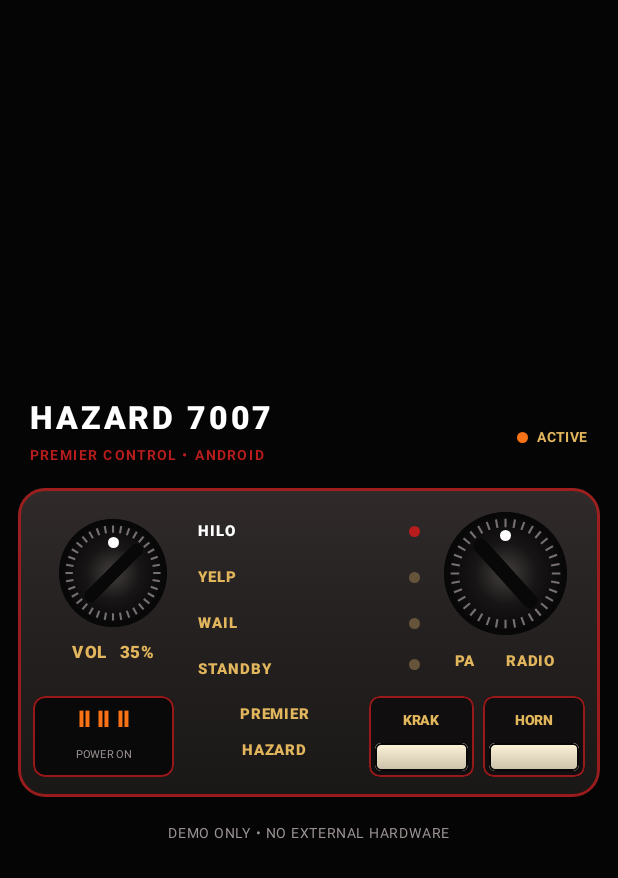
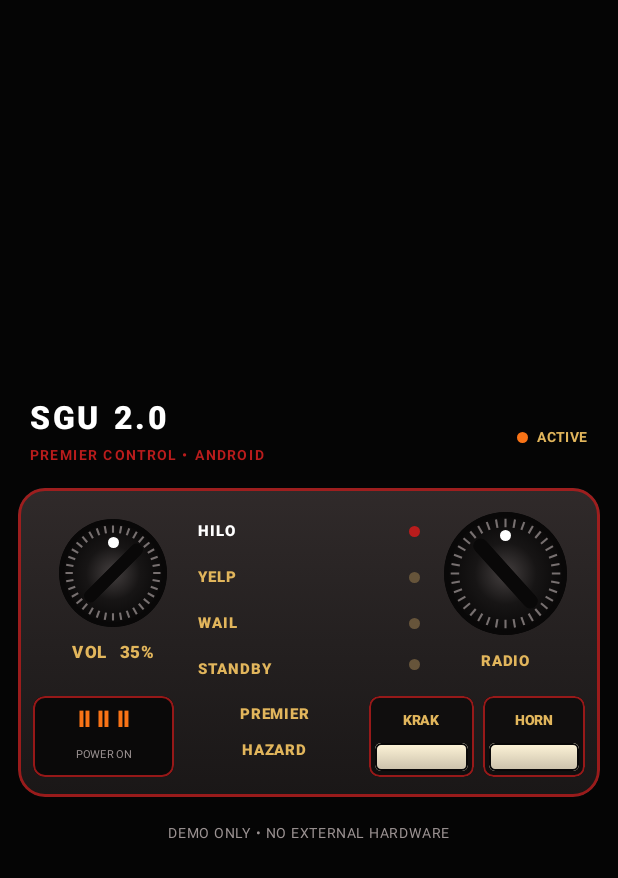
Before and after one commit to azelow09876543219-alt/sgu, an Android app built with Jetpack Compose: the screen it shows after launch (MainActivity), after a tap on "HILO", on a phone screen of 412 x 824 dp. Shown: the top 878 px of the screen. Run offline under Robolectric (Android 15) with nearby library versions, the phone set to English and light mode, and no system bars.

Commit message:
Separate SGU audio controls and wire radio playback

```diff
--- a/app/src/main/java/com/example/hazard7007/MainActivity.kt
+++ b/app/src/main/java/com/example/hazard7007/MainActivity.kt
@@ -61,7 +61,7 @@ class MainActivity : ComponentActivity() {
             "YELP" -> R.raw.yelp
             "WAIL" -> R.raw.wail
             "HORN" -> R.raw.horn
-            "PA", "MAN", "KRAK" -> R.raw.pa
+            "KRAK" -> resources.getIdentifier("krak", "raw", packageName).takeIf { it != 0 } ?: return
             "RADIO" -> R.raw.radio
             else -> return
         }
@@ -98,7 +98,6 @@ fun HazardApp(onDemoTone: (String) -> Unit, onStop: () -> Unit, onVolumeChanged:
     var power by remember { mutableStateOf(true) }
     var manual by remember { mutableStateOf(false) }
     var radio by remember { mutableStateOf(false) }
-    var pa by remember { mutableStateOf(false) }
     val running = power && selected != "STANDBY"
 
     MaterialTheme(colorScheme = darkColorScheme(
@@ -118,7 +117,7 @@ fun HazardApp(onDemoTone: (String) -> Unit, onStop: () -> Unit, onVolumeChanged:
                     verticalAlignment = Alignment.CenterVertically
                 ) {
                     Column(Modifier.weight(1f)) {
-                        Text("HAZARD 7007", color = Color.White, fontSize = 21.sp,
+                        Text("SGU 2.0", color = Color.White, fontSize = 21.sp,
                             fontWeight = FontWeight.Black, letterSpacing = 2.5.sp)
                         Text("PREMIER CONTROL • ANDROID", color = Red,
                             fontSize = 9.sp, letterSpacing = 1.5.sp, fontWeight = FontWeight.Bold)
@@ -173,6 +172,7 @@ fun HazardApp(onDemoTone: (String) -> Unit, onStop: () -> Unit, onVolumeChanged:
                                             if (power) {
                                                 selected = mode
                                                 manual = false
+                                                radio = false
                                                 if (mode == "STANDBY") onStop() else onDemoTone(mode)
                                             }
                                         }.padding(vertical = 3.dp, horizontal = 3.dp),
@@ -200,19 +200,26 @@ fun HazardApp(onDemoTone: (String) -> Unit, onStop: () -> Unit, onVolumeChanged:
                                         val next = modes[(modes.indexOf(selected) + 1) % modes.size]
                                         selected = next
                                         manual = false
+                                        radio = false
                                         if (next == "STANDBY") onStop() else onDemoTone(next)
                                     }
                                 }
                             )
                             Spacer(Modifier.height(5.dp))
-                            Row(Modifier.fillMaxWidth(), horizontalArrangement = Arrangement.SpaceEvenly) {
-                                Text("PA", color = if (pa) Orange else GoldText,
-                                    fontSize = 10.sp, fontWeight = FontWeight.Black,
-                                    modifier = Modifier.clickable { pa = !pa; if (pa && power) onDemoTone("PA") })
-                                Text("RADIO", color = if (radio) Orange else GoldText,
-                                    fontSize = 10.sp, fontWeight = FontWeight.Black,
-                                    modifier = Modifier.clickable { radio = !radio })
-                            }
+                            Text("RADIO", color = if (radio) Orange else GoldText,
+                                fontSize = 10.sp, fontWeight = FontWeight.Black,
+                                modifier = Modifier.clickable {
+                                    if (power) {
+                                        radio = !radio
+                                        if (radio) {
+                                            selected = "STANDBY"
+                                            manual = false
+                                            onDemoTone("RADIO")
+                                        } else {
+                                            onStop()
+                                        }
+                                    }
+                                })
                         }
                     }
 
@@ -229,7 +236,7 @@ fun HazardApp(onDemoTone: (String) -> Unit, onStop: () -> Unit, onVolumeChanged:
                                 .clickable {
                                     power = !power
                                     if (!power) {
-                                        selected = "STANDBY"; manual = false
+                                        selected = "STANDBY"; manual = false; radio = false
                                         onStop()
                                     }
                                 },
```
